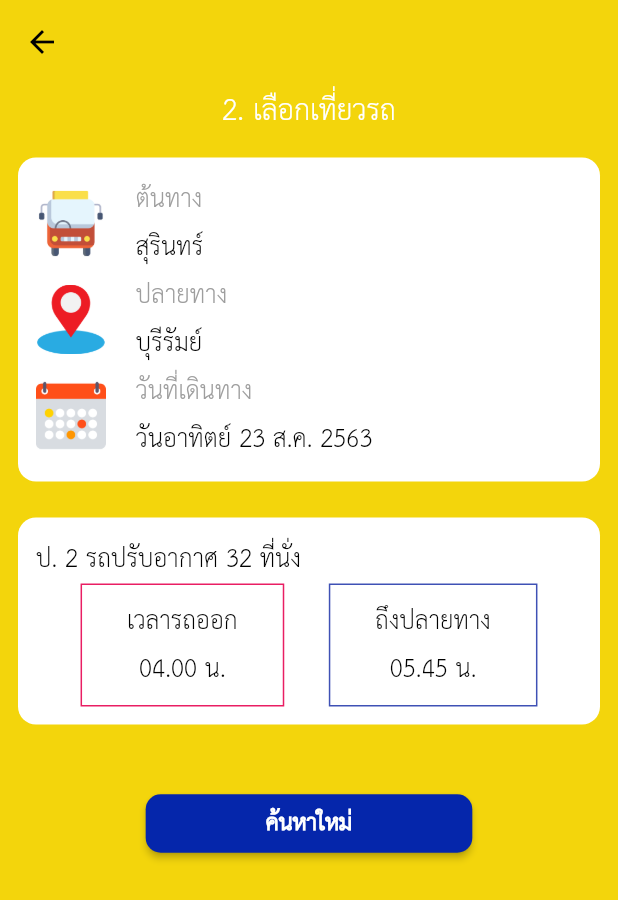
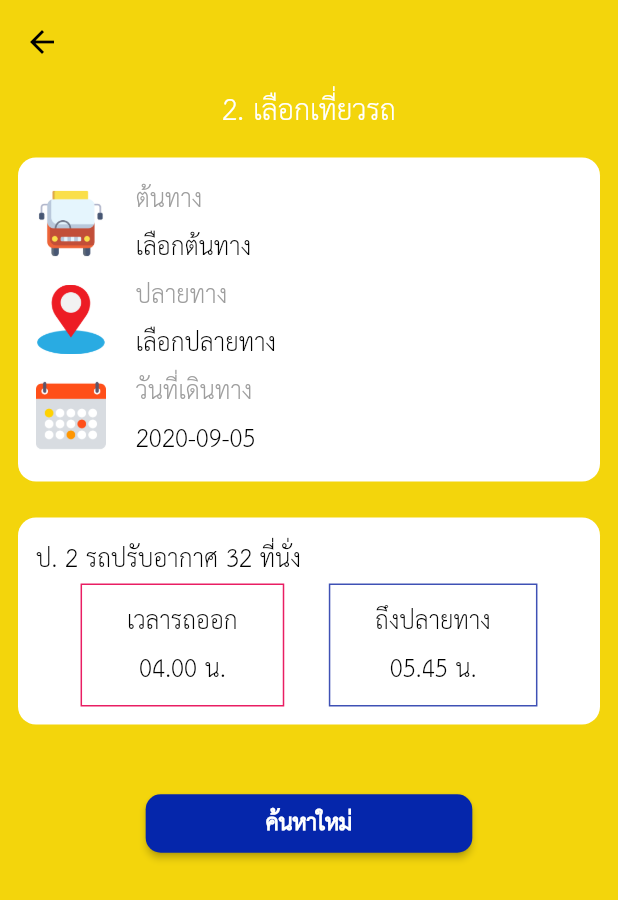
Before and after one commit to PasitDM/VapeeTransportFlutter, a Flutter app: the BookTicketPage screen opened by its route, after a tap on "ตกลง", on a phone screen of 412 x 824 dp. Shown: the top 900 px of the screen. Run offline on Flutter 3.47's test engine with Material 2 defaults, Android fonts, the phone set to English and light mode, and no system bars; our stand-ins replace image_picker, material_design_icons_flutter.

Commit message:
add attribute BookTicketPage

```diff
--- a/lib/screens/book_ticket/book_ticket_page.dart
+++ b/lib/screens/book_ticket/book_ticket_page.dart
@@ -13,7 +13,7 @@ class _BookTicketPageState extends State<BookTicketPage> {
   List<String> _destination = <String>['a', 'b', 'c'];
   // List<int> _numSeats = [1, 2];
   String _valueSource = 'เลือกต้นทาง';
-  String _valueDesc = 'เลือกปลายทาง';
+  String _valueDestination = 'เลือกปลายทาง';
   int _valueNumSeats = 1;
 
   DateTime selectedDate = DateTime.now();
@@ -89,7 +89,7 @@ class _BookTicketPageState extends State<BookTicketPage> {
               child: DropdownButton(
                 isExpanded: true,
                 hint: Text(
-                  '$_valueDesc',
+                  '$_valueDestination',
                   style: TextStyle(
                     fontSize: 24,
                     color: Colors.black,
@@ -100,11 +100,11 @@ class _BookTicketPageState extends State<BookTicketPage> {
                   Icons.arrow_drop_down,
                   color: Colors.black,
                 ),
-                value: _valueDesc,
+                value: _valueDestination,
                 items: [],
                 onChanged: (value) {
                   setState(() {
-                    _valueDesc = value;
+                    _valueDestination = value;
                   });
                 },
               ),
@@ -222,7 +222,13 @@ class _BookTicketPageState extends State<BookTicketPage> {
                 Navigator.push(
                   context,
                   MaterialPageRoute(
-                      builder: (context) => SecondBookTicketPage()),
+                    builder: (context) => SecondBookTicketPage(
+                      source: _valueSource,
+                      destination: _valueDestination,
+                      dateDepature: '${selectedDate.toLocal()}"'.split(' ')[0],
+                      numSeat: _valueNumSeats,
+                    ),
+                  ),
                 );
               },
               padding: EdgeInsets.symmetric(horizontal: 60, vertical: 5),
--- a/lib/screens/book_ticket/book_ticket_second_page.dart
+++ b/lib/screens/book_ticket/book_ticket_second_page.dart
@@ -3,6 +3,17 @@ import 'package:app_vapee_transport/screens/book_ticket/book_ticket_third_page.d
 import 'package:flutter/material.dart';
 
 class SecondBookTicketPage extends StatefulWidget {
+  final String source, destination;
+  final dateDepature;
+  final int numSeat;
+
+  SecondBookTicketPage({
+    this.source,
+    this.destination,
+    this.dateDepature,
+    this.numSeat,
+  });
+
   @override
   _SecondBookTicketPageState createState() => _SecondBookTicketPageState();
 }
@@ -54,7 +65,7 @@ class _SecondBookTicketPageState extends State<SecondBookTicketPage> {
                             ),
                           ),
                           Text(
-                            'สุรินทร์',
+                            '${widget.source}',
                             style: TextStyle(
                               color: Colors.black,
                               fontSize: 24,
@@ -82,7 +93,7 @@ class _SecondBookTicketPageState extends State<SecondBookTicketPage> {
                             ),
                           ),
                           Text(
-                            'บุรีรัมย์',
+                            '${widget.destination}',
                             style: TextStyle(
                               color: Colors.black,
                               fontSize: 24,
@@ -110,7 +121,7 @@ class _SecondBookTicketPageState extends State<SecondBookTicketPage> {
                             ),
                           ),
                           Text(
-                            'วันอาทิตย์ 23 ส.ค. 2563 ',
+                            '${widget.dateDepature}',
                             style: TextStyle(
                               color: Colors.black,
                               fontSize: 24,
@@ -152,8 +163,8 @@ class _SecondBookTicketPageState extends State<SecondBookTicketPage> {
                       mainAxisAlignment: MainAxisAlignment.spaceEvenly,
                       children: [
                         Container(
-                          padding: EdgeInsets.symmetric(
-                              horizontal: 30, vertical: 8),
+                          padding:
+                              EdgeInsets.symmetric(horizontal: 30, vertical: 8),
                           decoration: BoxDecoration(
                               border: Border.all(color: Colors.pink)),
                           child: Text(
@@ -166,8 +177,8 @@ class _SecondBookTicketPageState extends State<SecondBookTicketPage> {
                           ),
                         ), // Source
                         Container(
-                          padding: EdgeInsets.symmetric(
-                              horizontal: 30, vertical: 8),
+                          padding:
+                              EdgeInsets.symmetric(horizontal: 30, vertical: 8),
                           decoration: BoxDecoration(
                               border: Border.all(color: Colors.indigo)),
                           child: Text(
```
